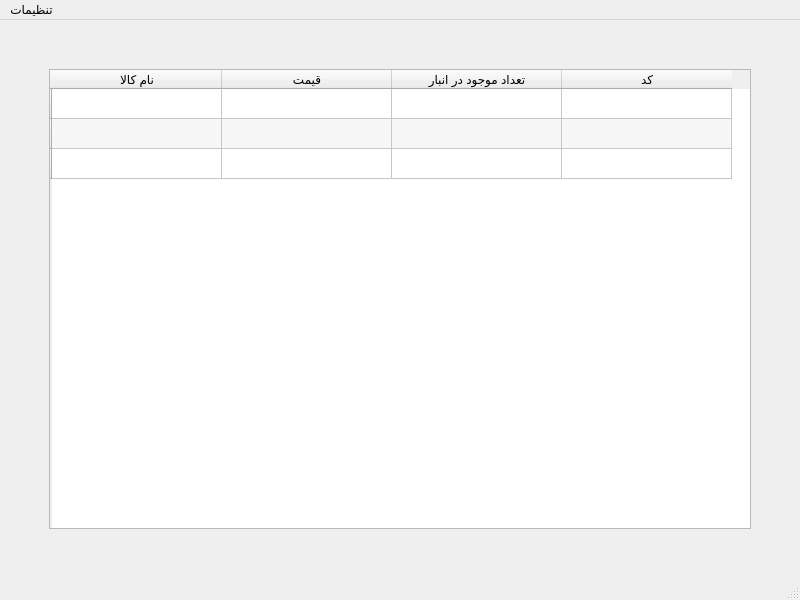
First picture: the form in allcommoditywindow.ui, repository Alireza8hi/Project-DigiKala, before the edit.
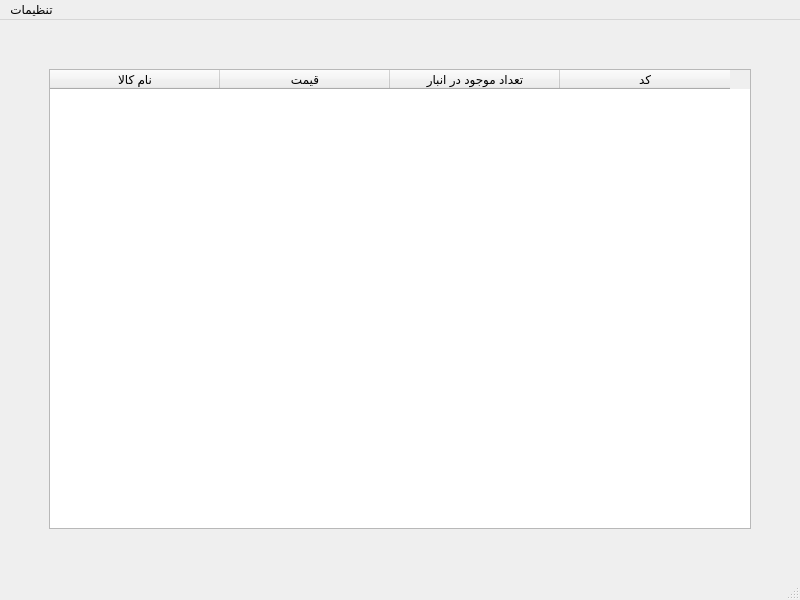
Second picture: the form after the edit. Icons and pictures are not drawn.

The edit to the form file:
```diff
--- a/allcommoditywindow.ui
+++ b/allcommoditywindow.ui
@@ -53,21 +53,6 @@
         <attribute name="horizontalHeaderDefaultSectionSize">
          <number>170</number>
         </attribute>
-        <row>
-         <property name="text">
-          <string/>
-         </property>
-        </row>
-        <row>
-         <property name="text">
-          <string/>
-         </property>
-        </row>
-        <row>
-         <property name="text">
-          <string/>
-         </property>
-        </row>
         <column>
          <property name="text">
           <string>نام کالا</string>
```
